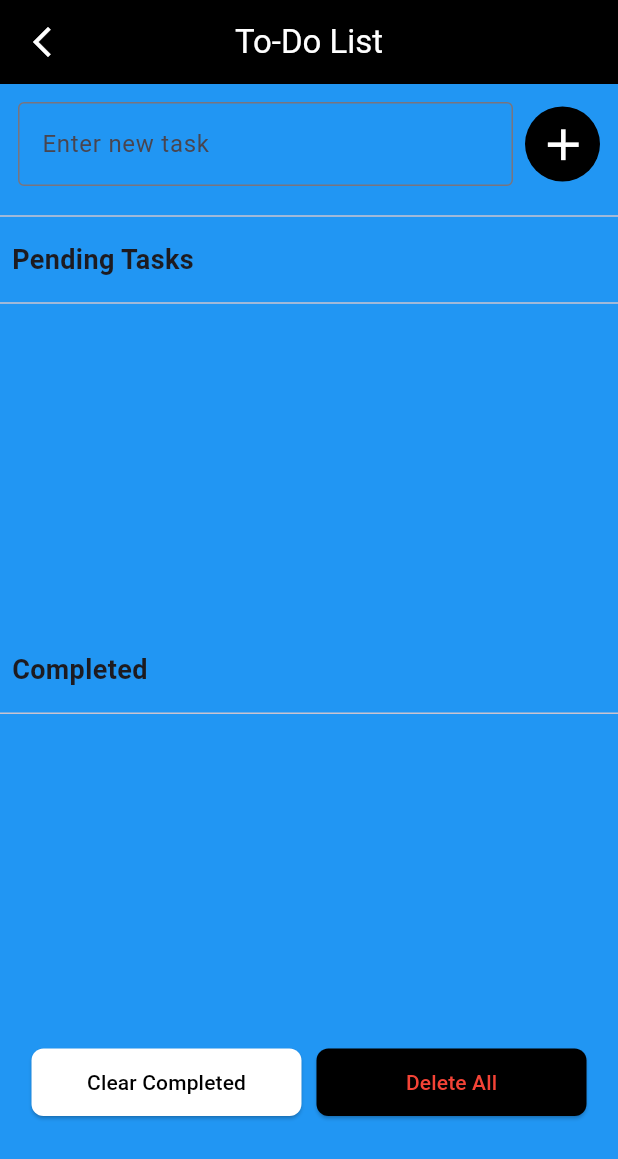
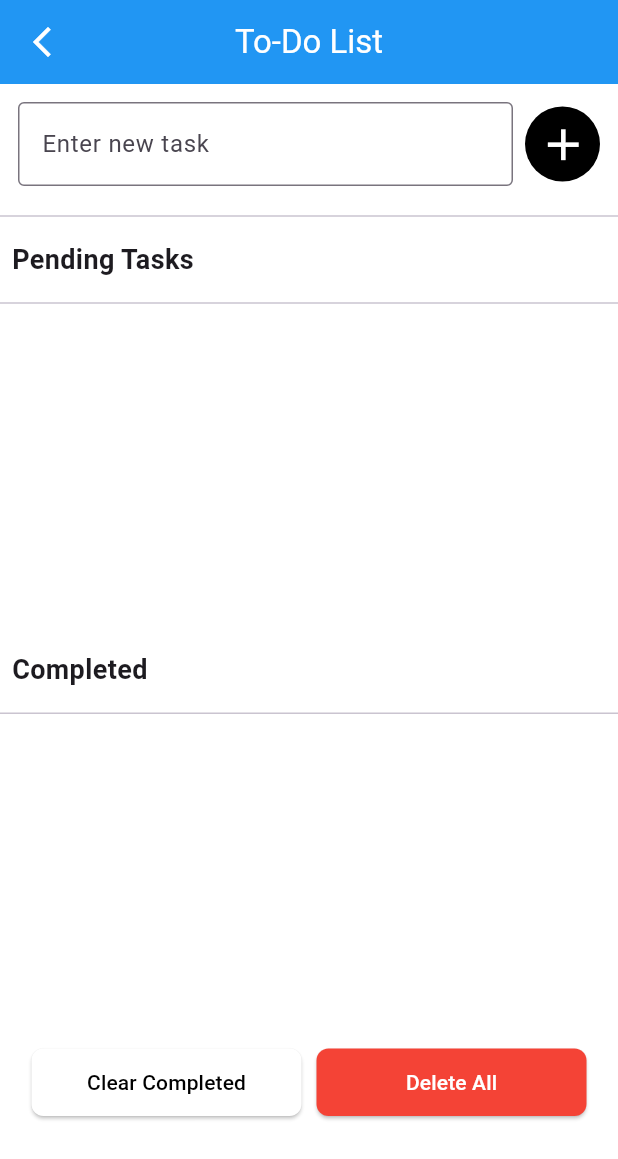
Before and after one commit to sufiyan454/newTodo_project, a Flutter app: the screen it shows after launch, on a phone screen of 412 x 824 dp. Shown: the top 1159 px of the screen. Run offline on Flutter 3.47's test engine with Material 3 defaults, Android fonts, the phone set to English and light mode, and no system bars.

Commit message:
Add color to UI

```diff
--- a/lib/View/todoapp_page.dart
+++ b/lib/View/todoapp_page.dart
@@ -50,10 +50,10 @@ class _TodoAppState extends State<TodoApp> {
       appBar: AppBar(
         title: Text("To-Do List", style: TextStyle(color: Colors.white)),
         centerTitle: true,
-        backgroundColor: Colors.black,
+        backgroundColor: Colors.blue,
         leading: IconButton(onPressed: (){}, icon: Icon(Icons.arrow_back_ios_new,color: Colors.white,)),
       ),
-      backgroundColor: Colors.blue,
+      backgroundColor: Colors.white,
       body: Column(
         children: [
           Padding(
@@ -162,6 +162,7 @@ class _TodoAppState extends State<TodoApp> {
                       leading: Transform.scale(
                         scale: 1.5,
                         child: Checkbox(
+                          checkColor: Colors.green,
                           value: true,
                           onChanged: (_) => provider.toggleTask(task),
                           shape: RoundedRectangleBorder(
@@ -220,7 +221,7 @@ class _TodoAppState extends State<TodoApp> {
                   width: 180,
                   child: ElevatedButton(
                     style: ElevatedButton.styleFrom(
-                      backgroundColor: Colors.black,
+                      backgroundColor: Colors.red,
                       shape: RoundedRectangleBorder(
                         borderRadius: BorderRadius.circular(8),
                       ),
@@ -232,7 +233,7 @@ class _TodoAppState extends State<TodoApp> {
                     onPressed: provider.deleteAll,
                     child: const Text(
                       "Delete All",
-                      style: TextStyle(color: Colors.red),
+                      style: TextStyle(color: Colors.white),
                     ),
                   ),
                 ),
```
